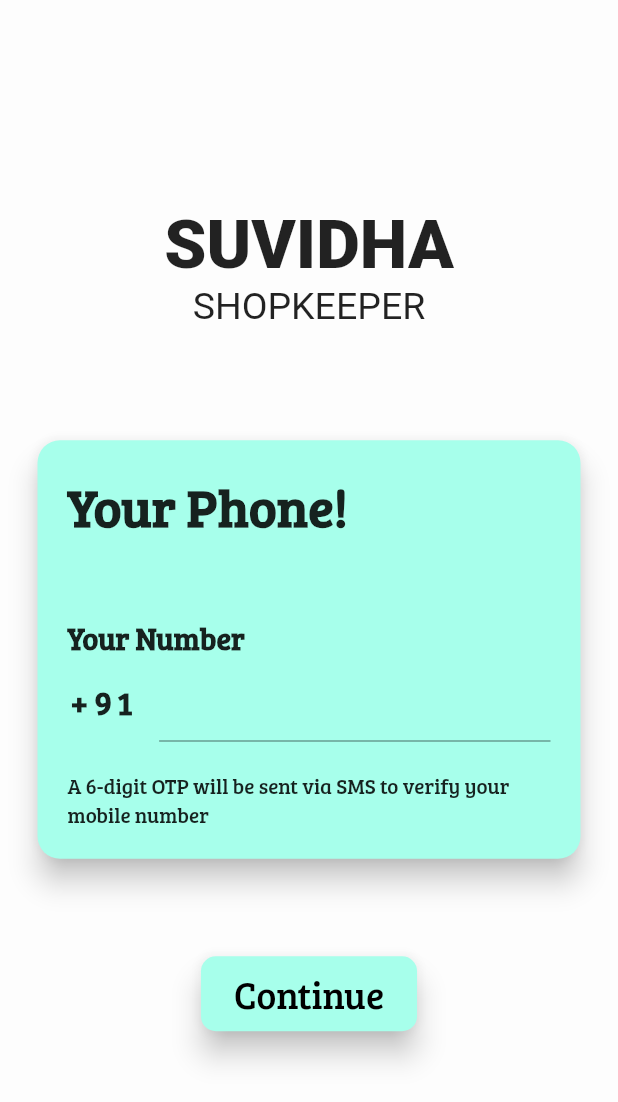
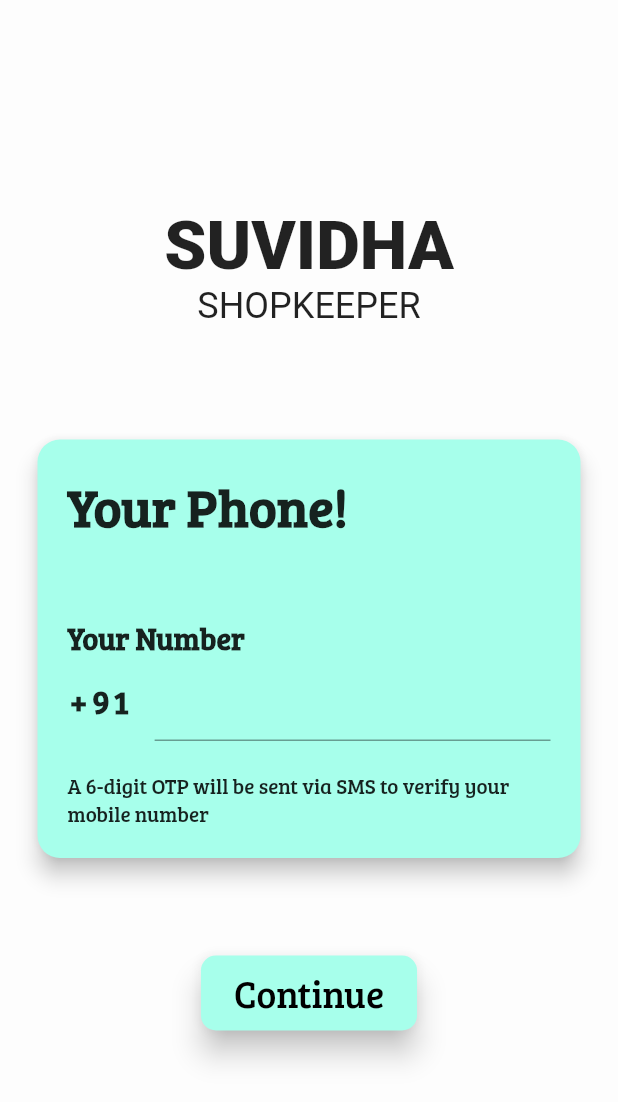
Before and after one commit to rox999/suvidha-shopkeeper-app, a Flutter app: the LoginPage screen opened directly, on a phone screen of 412 x 824 dp. Shown: the top 1102 px of the screen. Run offline on Flutter 3.47's test engine with Material 2 defaults, Android fonts, the phone set to English and light mode, and no system bars; our stand-ins replace cloud_firestore, firebase_auth, firebase_core, flutter_spinkit, geolocator, pin_code_fields; accounts and stored records are empty; Roboto replaces fonts that are missing (ReggaeOne); statements that could not run were skipped.

Commit message:
update login page

```diff
--- a/lib/screens/loginPage.dart
+++ b/lib/screens/loginPage.dart
@@ -38,7 +38,7 @@ class _LoginPageState extends State<LoginPage> {
                       'SHOPKEEPER',
                       style: TextStyle(
                         fontFamily: 'ReggaeOne',
-                        fontSize: 25,
+                        fontSize: 24,
                         //color: Colors.white,
                       ),
                     ),
@@ -49,7 +49,7 @@ class _LoginPageState extends State<LoginPage> {
                       color: Colors.tealAccent[100],
                       shape: RoundedRectangleBorder(
                           borderRadius: BorderRadius.circular(15.0)),
-                      elevation: 8.0,
+                      elevation: 6.0,
                       //color: Color(0xfff3f6f3),
                       margin: EdgeInsets.all(25.0),
                       child: Container(
@@ -97,7 +97,7 @@ class _LoginPageState extends State<LoginPage> {
                                 icon: Text(
                                   "+91",
                                   style: TextStyle(
-                                    letterSpacing: 4.0,
+                                    letterSpacing: 3.0,
                                     fontSize: 22,
                                     fontWeight: FontWeight.bold,
                                   ),
```
